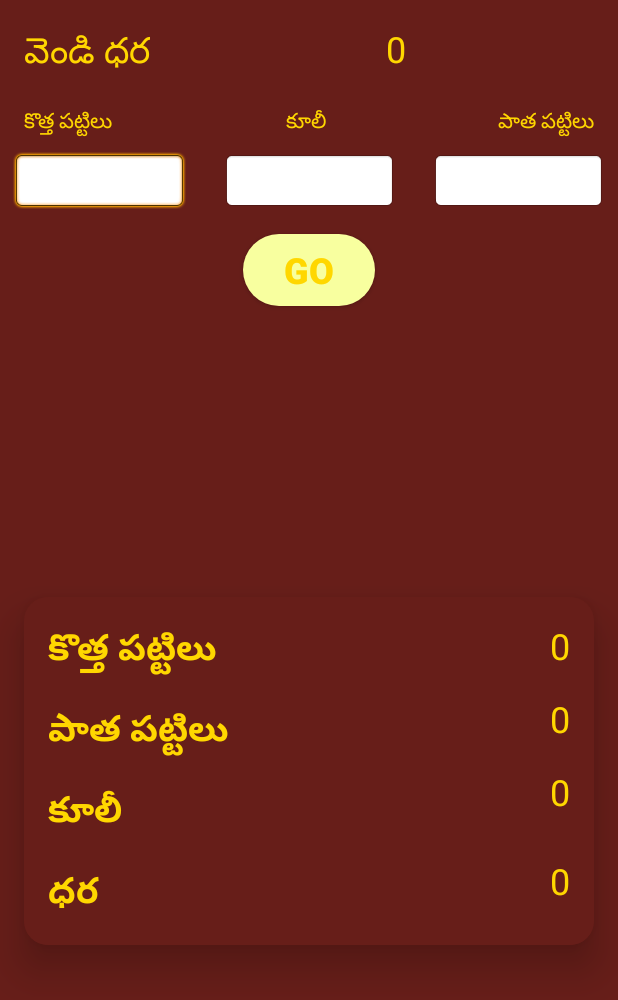
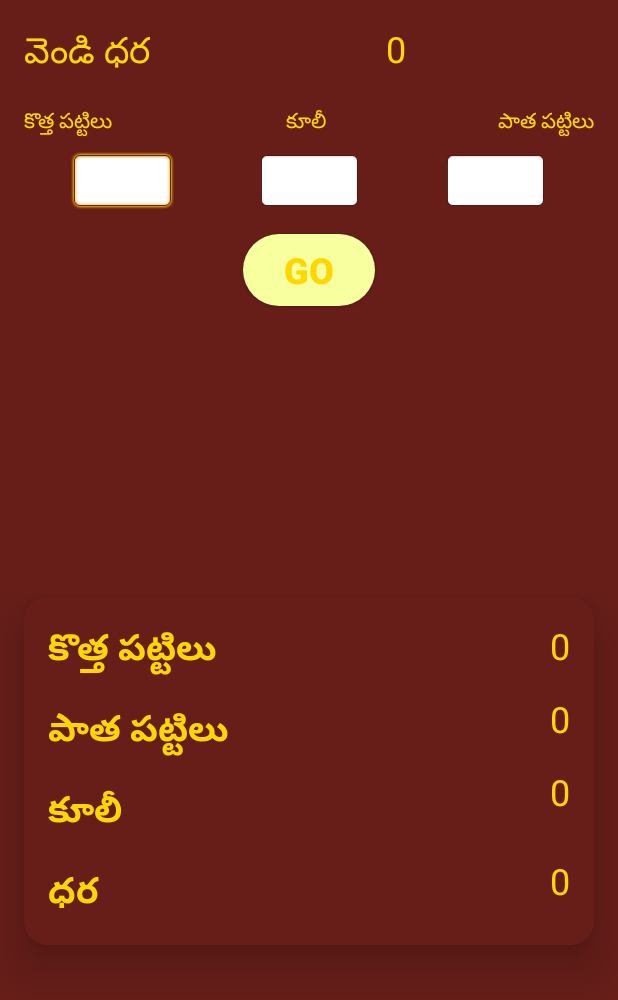
Before and after one commit to ajithr1/S-Rate-Cal, an Android app: the screen it shows after launch (MainActivity), on a phone screen of 412 x 824 dp. Shown: the top 1000 px of the screen. Run offline under Robolectric (Android 15) with nearby library versions, the phone set to English and light mode, and no system bars.

Commit message:
Optimization of ET 1.

```diff
--- a/app/src/main/res/layout/activity_main.xml
+++ b/app/src/main/res/layout/activity_main.xml
@@ -51,12 +51,14 @@
         android:layout_height="wrap_content"
         android:layout_marginStart="8dp"
         android:layout_marginTop="8dp"
+        android:layout_marginEnd="8dp"
         android:background="@android:drawable/editbox_background"
         android:bufferType="normal"
-        android:ems="5"
+        android:ems="3"
         android:inputType="numberDecimal"
         android:textColor="@android:color/black"
         android:textSize="20sp"
+        app:layout_constraintEnd_toStartOf="@+id/kooli"
         app:layout_constraintStart_toStartOf="parent"
         app:layout_constraintTop_toBottomOf="@+id/textView3" />
 
@@ -80,7 +82,7 @@
         android:layout_marginTop="8dp"
         android:layout_marginEnd="8dp"
         android:background="@android:drawable/editbox_background"
-        android:ems="5"
+        android:ems="3"
         android:inputType="numberDecimal"
         android:textSize="20sp"
         app:layout_constraintEnd_toStartOf="@+id/old_wt"
@@ -102,13 +104,15 @@
         android:id="@+id/old_wt"
         android:layout_width="wrap_content"
         android:layout_height="wrap_content"
+        android:layout_marginStart="8dp"
         android:layout_marginTop="8dp"
         android:layout_marginEnd="8dp"
         android:background="@android:drawable/editbox_background"
-        android:ems="5"
+        android:ems="3"
         android:inputType="numberDecimal"
         android:textSize="20sp"
         app:layout_constraintEnd_toEndOf="parent"
+        app:layout_constraintStart_toEndOf="@+id/kooli"
         app:layout_constraintTop_toBottomOf="@+id/textView4" />
 
     <Button
```
